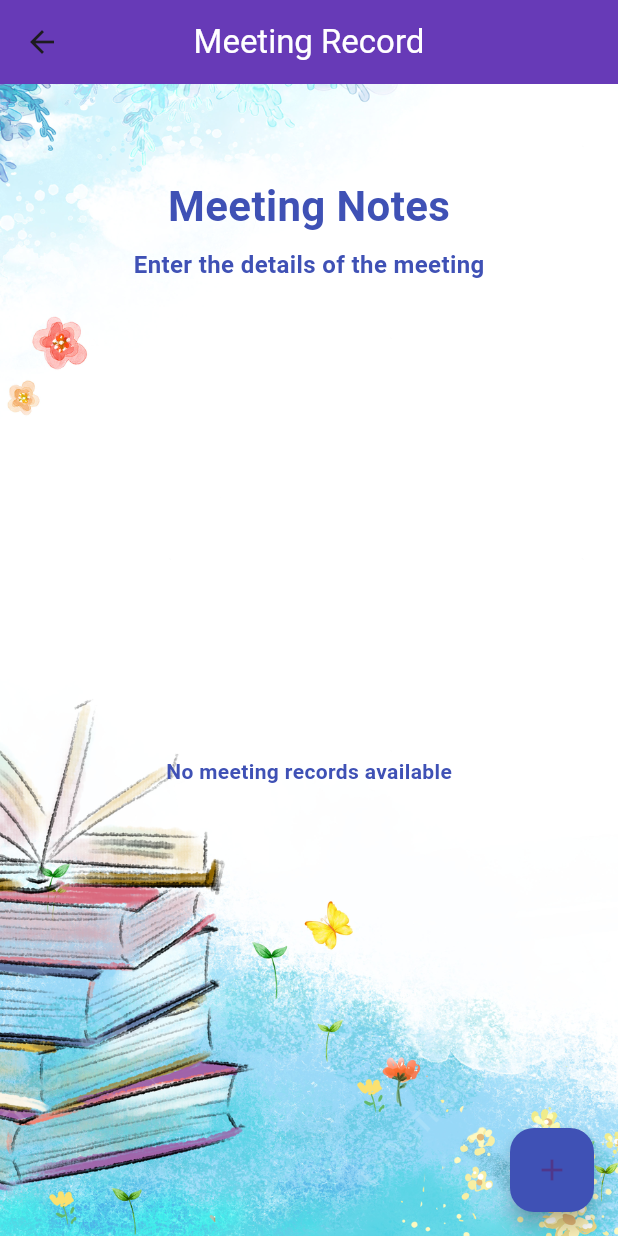
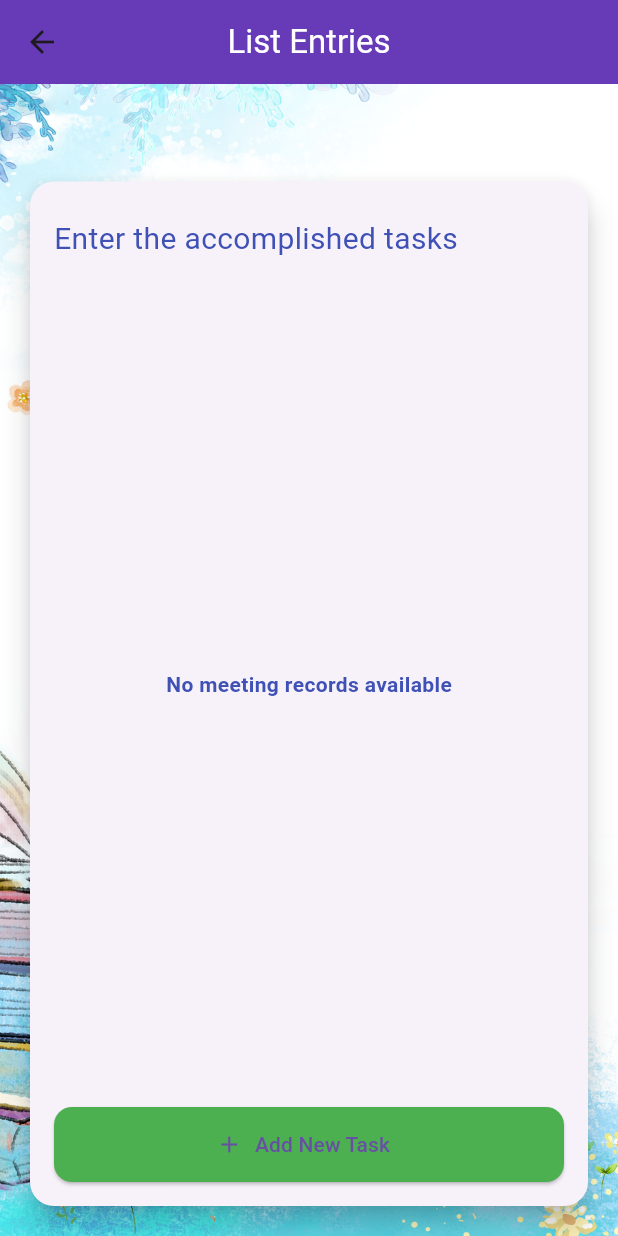
Before and after one commit to szhao-liu/CSEN269, a Flutter app: the ListPage screen opened directly with empty values, on a phone screen of 412 x 824 dp. Run offline on Flutter 3.47's test engine with Material 3 defaults, Android fonts, the phone set to English and light mode, and no system bars; our stand-ins replace cloud_firestore, firebase_auth, firebase_core, firebase_storage, fluttertoast, font_awesome_flutter and 2 more; accounts and stored records are empty; Roboto replaces fonts that are missing (MadimiOne).

Commit message:
added list page

```diff
--- a/lib/features/user_auth/presentation/pages/List.dart
+++ b/lib/features/user_auth/presentation/pages/List.dart
@@ -16,15 +16,11 @@ class ListPage extends StatefulWidget {
 
 class MeetingRecord {
   String docId;
-  String date;
-  String time;
   String discussionNotes;
   List<MeetingEntry> entries;
 
   MeetingRecord({
     required this.docId,
-    required this.date,
-    required this.time,
     required this.discussionNotes,
     required this.entries,
   });
@@ -32,8 +28,6 @@ class MeetingRecord {
   Map<String, dynamic> toMap() {
     return {
       'docId': docId,
-      'date': date,
-      'time': time,
       'discussionNotes': discussionNotes,
       'entries': entries.map((e) => e.toMap()).toList(),
     };
@@ -65,8 +59,6 @@ class _ListPage extends State<ListPage> {
   String? userUUID;
   List<MeetingRecord> meetingRecords = [];
   StreamSubscription<QuerySnapshot>? _subscription;
-  final Map<String, TextEditingController> _dateControllers = {};
-  final Map<String, TextEditingController> _timeControllers = {};
   final Map<String, TextEditingController> _notesControllers = {};
   final Map<String, TextEditingController> _entryControllers = {};
 
@@ -80,8 +72,6 @@ class _ListPage extends State<ListPage> {
   @override
   void dispose() {
     _subscription?.cancel();
-    _dateControllers.values.forEach((controller) => controller.dispose());
-    _timeControllers.values.forEach((controller) => controller.dispose());
     _notesControllers.values.forEach((controller) => controller.dispose());
     _entryControllers.values.forEach((controller) => controller.dispose());
     super.dispose();
@@ -90,6 +80,7 @@ class _ListPage extends State<ListPage> {
   @override
   Widget build(BuildContext context) {
     return Scaffold(
+      backgroundColor: Colors.grey[200],
       body: Stack(
         children: [
           Positioned.fill(
@@ -100,35 +91,32 @@ class _ListPage extends State<ListPage> {
           ),
           Column(
             children: [
-              CommonHeader.Header(dynamicText: "Meeting Record"),
+              CommonHeader.Header(dynamicText: "List Entries"),
               SizedBox(height: 45),
-              Padding(
+              Expanded(
+                child: Padding(
+                  padding: const EdgeInsets.all(16.0),
+                  child: Card(
+                    shape: RoundedRectangleBorder(
+                      borderRadius: BorderRadius.circular(16.0),
+                    ),
+                    elevation: 8,
+                    child: Padding(
                       padding: const EdgeInsets.all(16.0),
                       child: Column(
+                        crossAxisAlignment: CrossAxisAlignment.start,
                         children: [
+                          SizedBox(height: 8),
                           Text(
-                      'Meeting Notes',
+                            'Enter the accomplished tasks',
                             style: TextStyle(
-                        fontSize: 28,
-                        fontWeight: FontWeight.bold,
+                              fontSize: 20,
+                              fontFamily: 'MadimiOne',
                               color: Colors.indigo,
                             ),
                           ),
-                    SizedBox(height: 8.0),
-                    Text(
-                      'Enter the details of the meeting',
-                      style: TextStyle(
-                        fontSize: 16,
-                        fontWeight: FontWeight.bold,
-                        color: Colors.indigo,
-                      ),
-                    ),
-                  ],
-                ),
-              ),
+                          SizedBox(height: 16),
                           Expanded(
-                child: Padding(
-                  padding: const EdgeInsets.all(16.0),
                             child: meetingRecords.isEmpty
                                 ? Center(
                               child: Text(
@@ -142,7 +130,26 @@ class _ListPage extends State<ListPage> {
                                 : ListView.builder(
                               itemCount: meetingRecords.length,
                               itemBuilder: (context, index) =>
-                        _buildMeetingRecordRow(meetingRecords[index]),
+                                  _buildMeetingRecordRow(
+                                      meetingRecords[index]),
+                            ),
+                          ),
+                          SizedBox(height: 16),
+                          ElevatedButton.icon(
+                            onPressed: addNewMeetingRecord,
+                            icon: Icon(Icons.add),
+                            label: Text('Add New Task'),
+                            style: ElevatedButton.styleFrom(
+                              backgroundColor: Colors.green,
+                              minimumSize: Size.fromHeight(50),
+                              shape: RoundedRectangleBorder(
+                                borderRadius: BorderRadius.circular(12),
+                              ),
+                            ),
+                          ),
+                        ],
+                      ),
+                    ),
                   ),
                 ),
               ),
@@ -150,114 +157,27 @@ class _ListPage extends State<ListPage> {
           ),
         ],
       ),
-      floatingActionButton: FloatingActionButton(
-        onPressed: addNewMeetingRecord,
-        child: Icon(Icons.add),
-        backgroundColor: Colors.indigo,
-      ),
     );
   }
 
   Widget _buildMeetingRecordRow(MeetingRecord record) {
-    _dateControllers[record.docId] = TextEditingController(text: record.date);
-    _timeControllers[record.docId] = TextEditingController(text: record.time);
-    _notesControllers[record.docId] = TextEditingController(text: record.discussionNotes);
+    _notesControllers[record.docId] =
+        TextEditingController(text: record.discussionNotes);
 
-    return Column(
-      crossAxisAlignment: CrossAxisAlignment.start,
+    return Padding(
+      padding: const EdgeInsets.symmetric(vertical: 4.0),
+      child: Stack(
         children: [
           Card(
-          key: ValueKey(record.docId), // Ensure unique key for each record
-          color: Colors.white,
-          margin: EdgeInsets.symmetric(vertical: 10.0, horizontal: 16.0),
-          elevation: 4.0,
             shape: RoundedRectangleBorder(
               borderRadius: BorderRadius.circular(12.0),
             ),
+            elevation: 4.0,
             child: Padding(
-            padding: EdgeInsets.all(16.0),
+              padding: const EdgeInsets.all(16.0),
               child: Column(
                 crossAxisAlignment: CrossAxisAlignment.start,
                 children: [
-                SizedBox(height: 8.0),
-                TextFormField(
-                  controller: _dateControllers[record.docId],
-                  key: ValueKey('${record.docId}-date'), // Unique key for each field
-                  decoration: InputDecoration(
-                    labelText: 'Date',
-                    labelStyle: TextStyle(color: Colors.indigo),
-                    enabledBorder: UnderlineInputBorder(
-                      borderSide: BorderSide(color: Colors.indigo),
-                    ),
-                    focusedBorder: UnderlineInputBorder(
-                      borderSide: BorderSide(color: Colors.indigo),
-                    ),
-                  ),
-                  style: TextStyle(
-                    color: Colors.indigo,
-                    fontWeight: FontWeight.bold,
-                    fontSize: 16,
-                  ),
-                  onTap: () => _selectDate(context, record),
-                  onChanged: (value) {
-                    updateMeetingRecord(record, date: value);
-                  },
-                ),
-                SizedBox(height: 8.0),
-                TextFormField(
-                  controller: _timeControllers[record.docId],
-                  key: ValueKey('${record.docId}-time'), // Unique key for each field
-                  decoration: InputDecoration(
-                    labelText: 'Time',
-                    labelStyle: TextStyle(color: Colors.indigo),
-                    enabledBorder: UnderlineInputBorder(
-                      borderSide: BorderSide(color: Colors.indigo),
-                    ),
-                    focusedBorder: UnderlineInputBorder(
-                      borderSide: BorderSide(color: Colors.indigo),
-                    ),
-                  ),
-                  style: TextStyle(
-                    color: Colors.indigo,
-                    fontWeight: FontWeight.bold,
-                  ),
-                  onTap: () => _selectTime(context, record),
-                  onChanged: (value) {
-                    updateMeetingRecord(record, time: value);
-                  },
-                ),
-                SizedBox(height: 8.0),
-                TextFormField(
-                  controller: _notesControllers[record.docId],
-                  key: ValueKey('${record.docId}-notes'), // Unique key for each field
-                  decoration: InputDecoration(
-                    labelText: 'Add meeting notes...',
-                    labelStyle: TextStyle(color: Colors.indigo),
-                    enabledBorder: UnderlineInputBorder(
-                      borderSide: BorderSide(color: Colors.indigo),
-                    ),
-                    focusedBorder: UnderlineInputBorder(
-                      borderSide: BorderSide(color: Colors.indigo),
-                    ),
-                  ),
-                  style: TextStyle(
-                    color: Colors.indigo,
-                    fontWeight: FontWeight.bold,
-                  ),
-                  maxLines: null,
-                  onChanged: (value) {
-                    updateMeetingRecord(record, discussionNotes: value);
-                  },
-                ),
-                SizedBox(height: 16.0),
-                Text(
-                  'Entries:',
-                  style: TextStyle(
-                    color: Colors.indigo,
-                    fontWeight: FontWeight.bold,
-                    fontSize: 16,
-                  ),
-                ),
                   Column(
                     children: record.entries.map((entry) {
                       return CheckboxListTile(
@@ -269,15 +189,19 @@ class _ListPage extends State<ListPage> {
                           });
                           updateMeetingRecord(record);
                         },
+                        activeColor: Colors.indigo,
+                        checkColor: Colors.white,
                       );
                     }).toList(),
                   ),
+                  SizedBox(height: 8),
                   TextFormField(
-                  controller: _entryControllers[record.docId] ??= TextEditingController(),
+                    controller: _entryControllers[record.docId] ??=
+                        TextEditingController(),
                     key: ValueKey('${record.docId}-entry'),
                     decoration: InputDecoration(
-                    labelText: 'Add new entry...',
-                    labelStyle: TextStyle(color: Colors.indigo),
+                      hintText: 'Enter the completed task...',
+                      hintStyle: TextStyle(color: Colors.grey),
                       enabledBorder: UnderlineInputBorder(
                         borderSide: BorderSide(color: Colors.indigo),
                       ),
@@ -293,11 +217,15 @@ class _ListPage extends State<ListPage> {
                       addNewEntry(record, value);
                     },
                   ),
-                SizedBox(height: 16.0),
-                Align(
-                  alignment: Alignment.bottomRight,
+                ],
+              ),
+            ),
+          ),
+          Positioned(
+            top: 8,
+            right: 8,
             child: IconButton(
-                    icon: Icon(Icons.delete),
+              icon: Icon(Icons.close),
               onPressed: () {
                 removeMeetingRecord(record);
               },
@@ -306,40 +234,7 @@ class _ListPage extends State<ListPage> {
           ),
         ],
       ),
-          ),
-        ),
-      ],
     );
-  }
-
-  Future<void> _selectDate(BuildContext context, MeetingRecord record) async {
-    final DateTime? pickedDate = await showDatePicker(
-      context: context,
-      initialDate: DateTime.now(),
-      firstDate: DateTime(2015, 8),
-      lastDate: DateTime(2101),
-    );
-    if (pickedDate != null) {
-      String formattedDate = "${pickedDate.toLocal()}".split(' ')[0]; // Format date as YYYY-MM-DD
-      setState(() {
-        _dateControllers[record.docId]?.text = formattedDate;
-      });
-      updateMeetingRecord(record, date: formattedDate);
-    }
-  }
-
-  Future<void> _selectTime(BuildContext context, MeetingRecord record) async {
-    final TimeOfDay? pickedTime = await showTimePicker(
-      context: context,
-      initialTime: TimeOfDay.now(),
-    );
-    if (pickedTime != null) {
-      String formattedTime = '${pickedTime.hour.toString().padLeft(2, '0')}:${pickedTime.minute.toString().padLeft(2, '0')}';
-      setState(() {
-        _timeControllers[record.docId]?.text = formattedTime;
-      });
-      updateMeetingRecord(record, time: formattedTime);
-    }
   }
 
   void loadMeetingNotes() {
@@ -353,16 +248,15 @@ class _ListPage extends State<ListPage> {
           .snapshots()
           .listen((snapshot) {
         setState(() {
-          meetingRecords = snapshot.docs
-              .map((doc) {
+          meetingRecords = snapshot.docs.map((doc) {
             List<MeetingEntry> entries = [];
             if (doc['entries'] != null) {
-              entries = (doc['entries'] as List).map((e) => MeetingEntry.fromMap(e)).toList();
+              entries = (doc['entries'] as List)
+                  .map((e) => MeetingEntry.fromMap(e))
+                  .toList();
             }
             return MeetingRecord(
               docId: doc.id,
-              date: doc['date'] ?? '',
-              time: doc['time'] ?? '',
               discussionNotes: doc['discussionNotes'] ?? '',
               entries: entries,
             );
@@ -383,8 +277,6 @@ class _ListPage extends State<ListPage> {
 
     var newMeetingRecord = MeetingRecord(
       docId: newRecordRef.id,
-      date: '',
-      time: '',
       discussionNotes: '',
       entries: [],
     );
@@ -411,8 +303,7 @@ class _ListPage extends State<ListPage> {
     });
   }
 
-  void updateMeetingRecord(MeetingRecord record,
-      {String? date, String? time, String? discussionNotes}) {
+  void updateMeetingRecord(MeetingRecord record, {String? discussionNotes}) {
     var meetingRecordRef = FirebaseFirestore.instance
         .collection('users')
         .doc(userUUID)
@@ -422,15 +313,11 @@ class _ListPage extends State<ListPage> {
         .doc(record.docId);
 
     var updateData = <String, dynamic>{};
-    if (date != null) updateData['date'] = date;
-    if (time != null) updateData['time'] = time;
     if (discussionNotes != null) updateData['discussionNotes'] = discussionNotes;
 
     meetingRecordRef.update(updateData);
 
     setState(() {
-      if (date != null) record.date = date;
-      if (time != null) record.time = time;
       if (discussionNotes != null) record.discussionNotes = discussionNotes;
     });
   }
--- a/lib/features/user_auth/presentation/pages/Tasks.dart
+++ b/lib/features/user_auth/presentation/pages/Tasks.dart
@@ -279,7 +279,8 @@ Widget getPageWidget(Task task) {
       return ListPage(task: task);
   // Add cases for other page types if needed
     default:
-      return MemoPage(task: task); // Return a default page or show an error message if the page type is not recognized
+      return DocumentUploadPage(task: task);
+      //return MemoPage(task: task); // Return a default page or show an error message if the page type is not recognized
   }
 }
 class TaskCard extends StatefulWidget {
```
Lines whose indentation alone changed are shown as unchanged.
